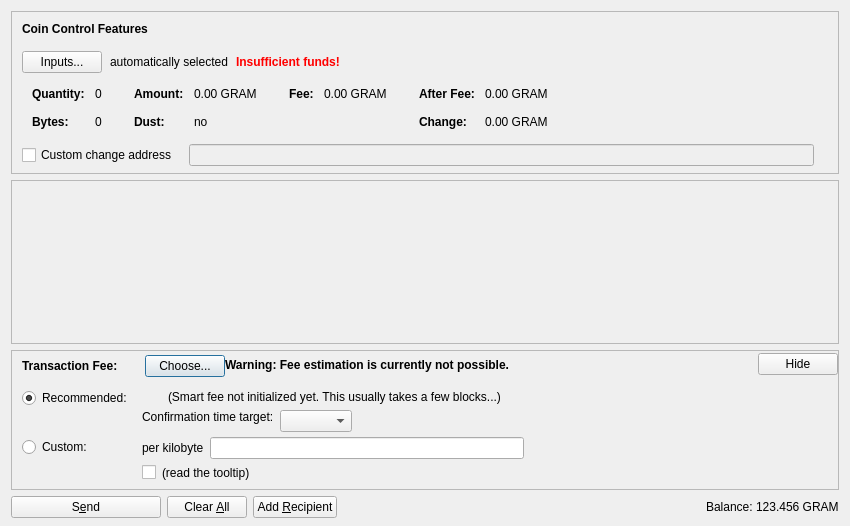
Old version of the form src/qt/forms/sendcoinsdialog.ui in the repository minblock/ogkushcoin.
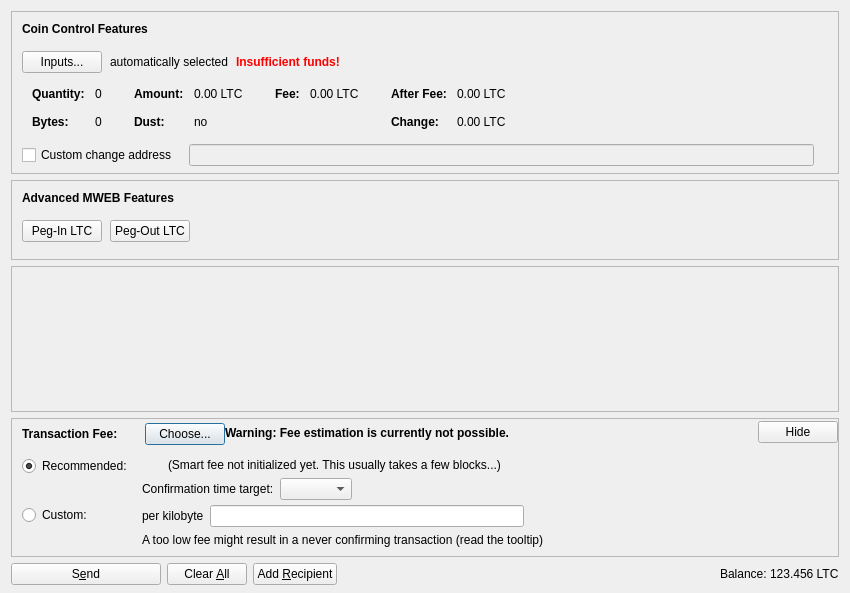
New version of the form. Icons and pictures are not drawn. Custom widgets are drawn as their Qt base class.

```diff
--- a/src/qt/forms/sendcoinsdialog.ui
+++ b/src/qt/forms/sendcoinsdialog.ui
@@ -7,13 +7,13 @@
     <x>0</x>
     <y>0</y>
     <width>850</width>
-    <height>526</height>
+    <height>593</height>
    </rect>
   </property>
   <property name="windowTitle">
    <string>Send Coins</string>
   </property>
-  <layout class="QVBoxLayout" name="verticalLayout" stretch="0,1,0,0">
+  <layout class="QVBoxLayout" name="verticalLayout" stretch="0,0,1,0,0">
    <property name="bottomMargin">
     <number>8</number>
    </property>
@@ -324,7 +324,7 @@
                   <enum>Qt::ActionsContextMenu</enum>
                  </property>
                  <property name="text">
-                  <string notr="true">0.00 GRAM</string>
+                  <string notr="true">0.00 LTC</string>
                  </property>
                  <property name="textInteractionFlags">
                   <set>Qt::LinksAccessibleByMouse|Qt::TextSelectableByKeyboard|Qt::TextSelectableByMouse</set>
@@ -404,7 +404,7 @@
                   <enum>Qt::ActionsContextMenu</enum>
                  </property>
                  <property name="text">
-                  <string notr="true">0.00 GRAM</string>
+                  <string notr="true">0.00 LTC</string>
                  </property>
                  <property name="textInteractionFlags">
                   <set>Qt::LinksAccessibleByMouse|Qt::TextSelectableByKeyboard|Qt::TextSelectableByMouse</set>
@@ -455,7 +455,7 @@
                   <enum>Qt::ActionsContextMenu</enum>
                  </property>
                  <property name="text">
-                  <string notr="true">0.00 GRAM</string>
+                  <string notr="true">0.00 LTC</string>
                  </property>
                  <property name="textInteractionFlags">
                   <set>Qt::LinksAccessibleByMouse|Qt::TextSelectableByKeyboard|Qt::TextSelectableByMouse</set>
@@ -484,7 +484,7 @@
                   <enum>Qt::ActionsContextMenu</enum>
                  </property>
                  <property name="text">
-                  <string notr="true">0.00 GRAM</string>
+                  <string notr="true">0.00 LTC</string>
                  </property>
                  <property name="textInteractionFlags">
                   <set>Qt::LinksAccessibleByMouse|Qt::TextSelectableByKeyboard|Qt::TextSelectableByMouse</set>
@@ -577,6 +577,155 @@
      </layout>
     </widget>
    </item>
+   <item>
+    <widget class="QFrame" name="frameMWEBFeatures">
+     <property name="sizePolicy">
+      <sizepolicy hsizetype="Expanding" vsizetype="Expanding">
+       <horstretch>0</horstretch>
+       <verstretch>0</verstretch>
+      </sizepolicy>
+     </property>
+     <property name="maximumSize">
+      <size>
+       <width>16777215</width>
+       <height>16777215</height>
+      </size>
+     </property>
+     <property name="frameShape">
+      <enum>QFrame::StyledPanel</enum>
+     </property>
+     <property name="frameShadow">
+      <enum>QFrame::Sunken</enum>
+     </property>
+     <layout class="QVBoxLayout" name="verticalLayoutMWEBFeatures2">
+      <property name="spacing">
+       <number>0</number>
+      </property>
+      <property name="leftMargin">
+       <number>0</number>
+      </property>
+      <property name="topMargin">
+       <number>0</number>
+      </property>
+      <property name="rightMargin">
+       <number>0</number>
+      </property>
+      <property name="bottomMargin">
+       <number>6</number>
+      </property>
+      <item>
+       <layout class="QVBoxLayout" name="verticalLayoutMWEBFeatures" stretch="0,0,1">
+        <property name="spacing">
+         <number>0</number>
+        </property>
+        <property name="leftMargin">
+         <number>10</number>
+        </property>
+        <property name="topMargin">
+         <number>10</number>
+        </property>
+        <item>
+         <layout class="QHBoxLayout" name="horizontalLayoutMWEBFeatures1">
+          <property name="bottomMargin">
+           <number>15</number>
+          </property>
+          <item>
+           <widget class="QLabel" name="labelMWEBFeatures">
+            <property name="sizePolicy">
+             <sizepolicy hsizetype="Preferred" vsizetype="Maximum">
+              <horstretch>0</horstretch>
+              <verstretch>0</verstretch>
+             </sizepolicy>
+            </property>
+            <property name="font">
+             <font>
+              <weight>75</weight>
+              <bold>true</bold>
+             </font>
+            </property>
+            <property name="styleSheet">
+             <string notr="true">font-weight:bold;</string>
+            </property>
+            <property name="text">
+             <string>Advanced MWEB Features</string>
+            </property>
+           </widget>
+          </item>
+         </layout>
+        </item>
+        <item>
+         <layout class="QHBoxLayout" name="horizontalLayoutMWEBFeatures2" stretch="0,0,0">
+          <property name="spacing">
+           <number>8</number>
+          </property>
+          <property name="bottomMargin">
+           <number>10</number>
+          </property>
+          <item>
+           <widget class="QPushButton" name="pushButtonMWEBPegIn">
+            <property name="styleSheet">
+             <string notr="true"/>
+            </property>
+            <property name="text">
+             <string>Peg-In LTC</string>
+            </property>
+            <property name="checkable">
+             <bool>true</bool>
+            </property>
+            <property name="autoDefault">
+             <bool>false</bool>
+            </property>
+           </widget>
+          </item>
+          <item>
+           <widget class="QPushButton" name="pushButtonMWEBPegOut">
+            <property name="styleSheet">
+             <string notr="true"/>
+            </property>
+            <property name="text">
+             <string>Peg-Out LTC</string>
+            </property>
+            <property name="checkable">
+             <bool>true</bool>
+            </property>
+            <property name="autoDefault">
+             <bool>false</bool>
+            </property>
+           </widget>
+          </item>
+          <item>
+           <spacer name="horizontalSpacerMWEBFeatures">
+            <property name="orientation">
+             <enum>Qt::Horizontal</enum>
+            </property>
+            <property name="sizeHint" stdset="0">
+             <size>
+              <width>40</width>
+              <height>1</height>
+             </size>
+            </property>
+           </spacer>
+          </item>
+         </layout>
+        </item>
+        <item>
+         <spacer name="verticalSpacerMWEBFeatures">
+          <property name="orientation">
+           <enum>Qt::Vertical</enum>
+          </property>
+          <property name="sizeHint" stdset="0">
+           <size>
+            <width>800</width>
+            <height>1</height>
+           </size>
+          </property>
+         </spacer>
+        </item>
+       </layout>
+      </item>
+     </layout>
+    </widget>
+   </item>
    <item>
     <widget class="QScrollArea" name="scrollArea">
      <property name="widgetResizable">
@@ -588,7 +737,7 @@
         <x>0</x>
         <y>0</y>
         <width>830</width>
-        <height>104</height>
+        <height>68</height>
        </rect>
       </property>
       <layout class="QVBoxLayout" name="verticalLayout_2" stretch="0,1">
@@ -878,17 +1027,7 @@
                <item>
                 <layout class="QHBoxLayout" name="horizontalLayoutFee8">
                  <item>
-                  <widget class="QCheckBox" name="checkBoxMinimumFee">
-                   <property name="toolTip">
-                    <string>Paying only the minimum fee is just fine as long as there is less transaction volume than space in the blocks. But be aware that this can end up in a never confirming transaction once there is more demand for ogkush transactions than the network can process.</string>
-                   </property>
-                   <property name="text">
-                    <string/>
-                   </property>
-                  </widget>
-                 </item>
-                 <item>
-                  <widget class="QLabel" name="labelMinFeeWarning">
+                  <widget class="QLabel" name="labelCustomFeeWarning">
                    <property name="enabled">
                     <bool>true</bool>
                    </property>
@@ -896,10 +1035,7 @@
                     <string>Paying only the minimum fee is just fine as long as there is less transaction volume than space in the blocks. But be aware that this can end up in a never confirming transaction once there is more demand for ogkush transactions than the network can process.</string>
                    </property>
                    <property name="text">
-                    <string>(read the tooltip)</string>
-                   </property>
-                   <property name="margin">
-                    <number>5</number>
+                    <string>A too low fee might result in a never confirming transaction (read the tooltip)</string>
                    </property>
                   </widget>
                  </item>
@@ -992,9 +1128,6 @@
                    <property name="text">
                     <string/>
                    </property>
-                   <property name="margin">
-                    <number>2</number>
-                   </property>
                   </widget>
                  </item>
                  <item>
@@ -1009,9 +1142,6 @@
                    <property name="text">
                     <string>(Smart fee not initialized yet. This usually takes a few blocks...)</string>
                    </property>
-                   <property name="margin">
-                    <number>2</number>
-                   </property>
                   </widget>
                  </item>
                  <item>
@@ -1038,24 +1168,8 @@
                      <property name="text">
                       <string>Confirmation time target:</string>
                      </property>
-                     <property name="margin">
-                      <number>2</number>
-                     </property>
                     </widget>
                    </item>
-                   <item>
-                    <spacer name="verticalSpacer_3">
-                     <property name="orientation">
-                      <enum>Qt::Vertical</enum>
-                     </property>
-                     <property name="sizeHint" stdset="0">
-                      <size>
-                       <width>1</width>
-                       <height>1</height>
-                      </size>
-                     </property>
-                    </spacer>
-                   </item>
                   </layout>
                  </item>
                  <item>
@@ -1239,7 +1353,7 @@
           <cursorShape>IBeamCursor</cursorShape>
          </property>
          <property name="text">
-          <string notr="true">123.456 GRAM</string>
+          <string notr="true">123.456 LTC</string>
          </property>
          <property name="textInteractionFlags">
           <set>Qt::LinksAccessibleByMouse|Qt::TextSelectableByKeyboard|Qt::TextSelectableByMouse</set>
```
Left out of the diff: 6 changed lines with no effect on the pictures.
